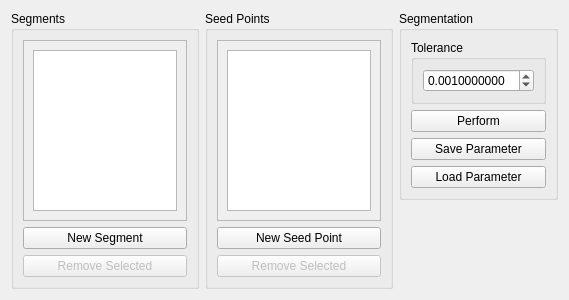
Before: the Qt Designer form source/modules/region_growing_segmentation/RegionGrowingSegmentationWidget.ui in josefkoller/ambient_image_processor, drawn with Qt 5.
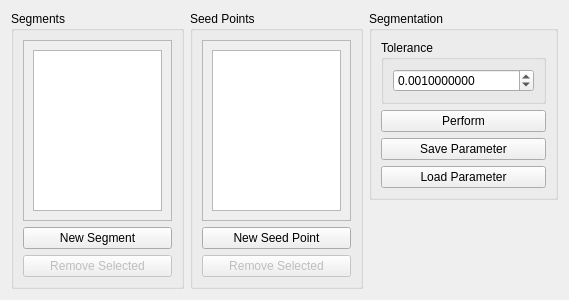
After: the same form once the commit is applied.

Commit message: region growing segmentation tolerance, ui min, max

Patch:
```diff
--- a/source/modules/region_growing_segmentation/RegionGrowingSegmentationWidget.ui
+++ b/source/modules/region_growing_segmentation/RegionGrowingSegmentationWidget.ui
@@ -30,7 +30,7 @@
           <rect>
            <x>0</x>
            <y>0</y>
-           <width>154</width>
+           <width>134</width>
            <height>174</height>
           </rect>
          </property>
@@ -78,7 +78,7 @@
           <rect>
            <x>0</x>
            <y>0</y>
-           <width>154</width>
+           <width>134</width>
            <height>174</height>
           </rect>
          </property>
@@ -127,6 +127,12 @@
            <property name="decimals">
             <number>10</number>
            </property>
+           <property name="minimum">
+            <double>-9999999999.000000000000000</double>
+           </property>
+           <property name="maximum">
+            <double>99999999999.000000000000000</double>
+           </property>
            <property name="singleStep">
             <double>0.000100000000000</double>
            </property>
```
